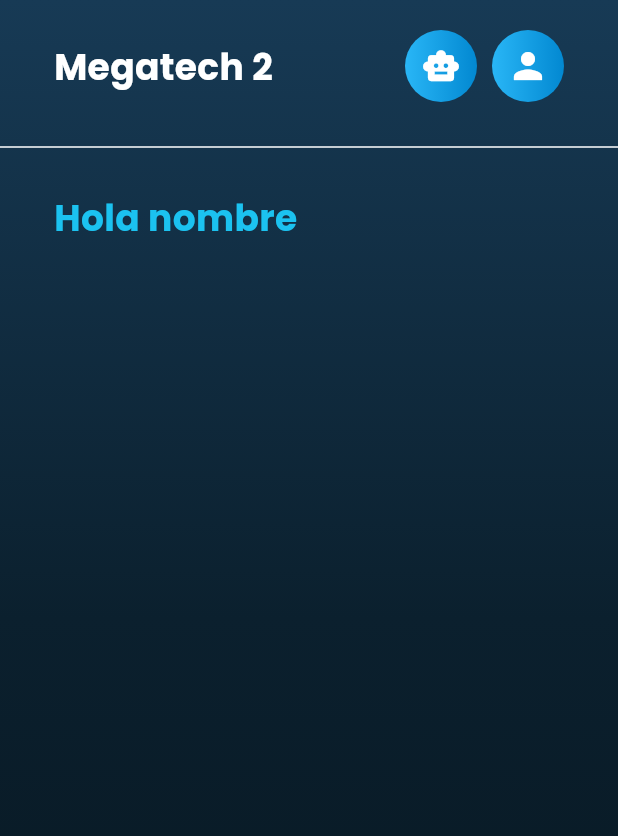
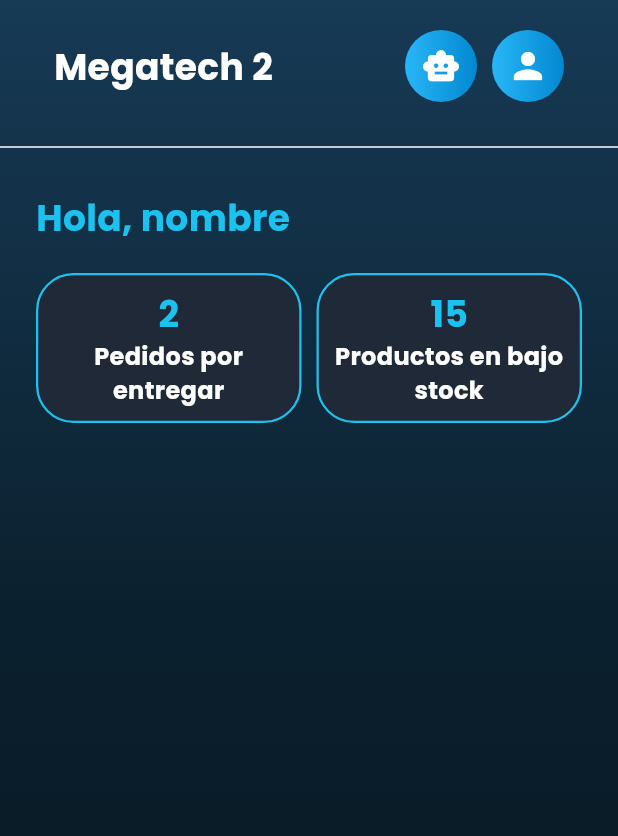
Before and after one commit to jhonjaider438-ship-it/MEGATECH2, a Flutter app: the Homeadmin screen opened directly, on a phone screen of 412 x 824 dp. Shown: the top 836 px of the screen. Run offline on Flutter 3.47's test engine with Material 3 defaults, Android fonts, the phone set to English and light mode, and no system bars; our stand-ins replace google_fonts.

Commit message:
home admin

```diff
--- /dev/null
+++ b/Fronted/fronted/lib/colores/stilocolores.dart
@@ -0,0 +1,11 @@
+import 'package:flutter/material.dart';
+
+
+class colores extends StatelessWidget {
+  const colores({super.key});
+
+  @override
+  Widget build(BuildContext context) {
+    return Container();
+  }
+}
--- a/Fronted/fronted/lib/paginas/admin/homeadmin.dart
+++ b/Fronted/fronted/lib/paginas/admin/homeadmin.dart
@@ -1,5 +1,6 @@
 import 'package:flutter/material.dart';
 import 'package:google_fonts/google_fonts.dart';
+import '../admin/widets.dart/targetas.dart';
 
 class Homeadmin extends StatefulWidget {
   const Homeadmin({super.key});
@@ -28,7 +29,10 @@ class _HomeadminState extends State<Homeadmin> {
             child: Column(
               children: [
                 Padding(
-                  padding: const EdgeInsets.symmetric(horizontal: 36, vertical: 20),
+                  padding: const EdgeInsets.symmetric(
+                    horizontal: 36,
+                    vertical: 20,
+                  ),
                   child: Row(
                     mainAxisAlignment: MainAxisAlignment.spaceBetween,
                     children: [
@@ -82,14 +86,13 @@ class _HomeadminState extends State<Homeadmin> {
                   ),
                 ),
 
-                const Divider(
-                  color: Colors.white,
-                  thickness: 1,
-                  height: 20,
-                ),
+                const Divider(color: Colors.white, thickness: 1, height: 20),
 
                 Padding(
-                  padding: const EdgeInsets.symmetric(horizontal: 36, vertical: 20),
+                  padding: const EdgeInsets.symmetric(
+                    horizontal: 24,
+                    vertical: 20,
+                  ),
                   child: Column(
                     children: [
                       Column(
@@ -97,18 +100,109 @@ class _HomeadminState extends State<Homeadmin> {
                           Row(
                             mainAxisAlignment: MainAxisAlignment.spaceBetween,
                             children: [
-                              Text('Hola nombre', style: GoogleFonts.poppins(
-                                color: Color(0xFF1BC2F0),
-                                fontSize: 24,
-                                fontWeight: FontWeight.bold,
-                              ),)
+                              Text(
+                                'Hola, nombre',
+                                style: GoogleFonts.poppins(
+                                  color: const Color(0xFF1BC2F0),
+                                  fontSize: 24,
+                                  fontWeight: FontWeight.bold,
+                                ),
+                              ),
                             ],
                           ),
+                          const SizedBox(height: 20),
+
                           Row(
                             children: [
-
+                              Expanded(
+                                child: Container(
+                                  height: 100,
+                                  decoration: BoxDecoration(
+                                    color: const Color(0xFF1F2937),
+                                    borderRadius: BorderRadius.circular(25),
+                                    border: Border.all(
+                                      color: const Color(0xFF1BC2F0),
+                                      width: 1.5,
+                                    ),
+                                  ),
+                                  child: Center(
+                                    child: Padding(
+                                      padding: const EdgeInsets.all(7),
+                                      child: Column(
+                                        mainAxisAlignment:
+                                            MainAxisAlignment.center,
+                                        crossAxisAlignment:
+                                            CrossAxisAlignment.center,
+                                        children: [
+                                          Text(
+                                            '2',
+                                            style: GoogleFonts.poppins(
+                                              fontSize: 24,
+                                              color: const Color(0xFF1BC2F0),
+                                              fontWeight: FontWeight.bold,
+                                            ),
+                                          ),
+                                          Text(
+                                            textAlign: TextAlign.center,
+                                            'Pedidos por entregar',
+                                            style: GoogleFonts.poppins(
+                                              fontSize: 16,
+                                              color: Colors.white,
+                                              fontWeight: FontWeight.bold,
+                                            ),
+                                          ),
+                                        ],
+                                      ),
+                                    ),
+                                  ),
+                                ),
+                              ),
+                              const SizedBox(width: 10),
+                              Expanded(
+                                child: Container(
+                                  height: 100,
+                                  decoration: BoxDecoration(
+                                    color: const Color(0xFF1F2937),
+                                    borderRadius: BorderRadius.circular(25),
+                                    border: Border.all(
+                                      color: const Color(0xFF1BC2F0),
+                                      width: 1.5,
+                                    ),
+                                  ),
+                                  child: Center(
+                                    child: Padding(
+                                      padding: const EdgeInsets.all(7),
+                                      child: Column(
+                                        mainAxisAlignment:
+                                            MainAxisAlignment.center,
+                                        crossAxisAlignment:
+                                            CrossAxisAlignment.center,
+                                        children: [
+                                          Text(
+                                            '15',
+                                            style: GoogleFonts.poppins(
+                                              fontSize: 24,
+                                              color: const Color(0xFF1BC2F0),
+                                              fontWeight: FontWeight.bold,
+                                            ),
+                                          ),
+                                          Text(
+                                            textAlign: TextAlign.center,
+                                            'Productos en bajo stock',
+                                            style: GoogleFonts.poppins(
+                                              fontSize: 16,
+                                              color: Colors.white,
+                                              fontWeight: FontWeight.bold,
+                                            ),
+                                          ),
+                                        ],
+                                      ),
+                                    ),
+                                  ),
+                                ),
+                              ),
                             ],
-                          )
+                          ),
                         ],
                       ),
                     ],
--- a/Fronted/fronted/lib/paginas/admin/widets.dart/targetas.dart
+++ b/Fronted/fronted/lib/paginas/admin/widets.dart/targetas.dart
@@ -1,6 +1,5 @@
 import 'package:flutter/material.dart';
 import 'package:google_fonts/google_fonts.dart';
-import '../widets.dart/targetas.dart';
 
 class Targetas extends StatelessWidget {
   final String titulo;
--- a/Fronted/fronted/pubspec.yaml
+++ b/Fronted/fronted/pubspec.yaml
@@ -20,3 +20,5 @@ dev_dependencies:
 
 flutter:
   uses-material-design: true
+  assets:
+    - assets/images/
```
